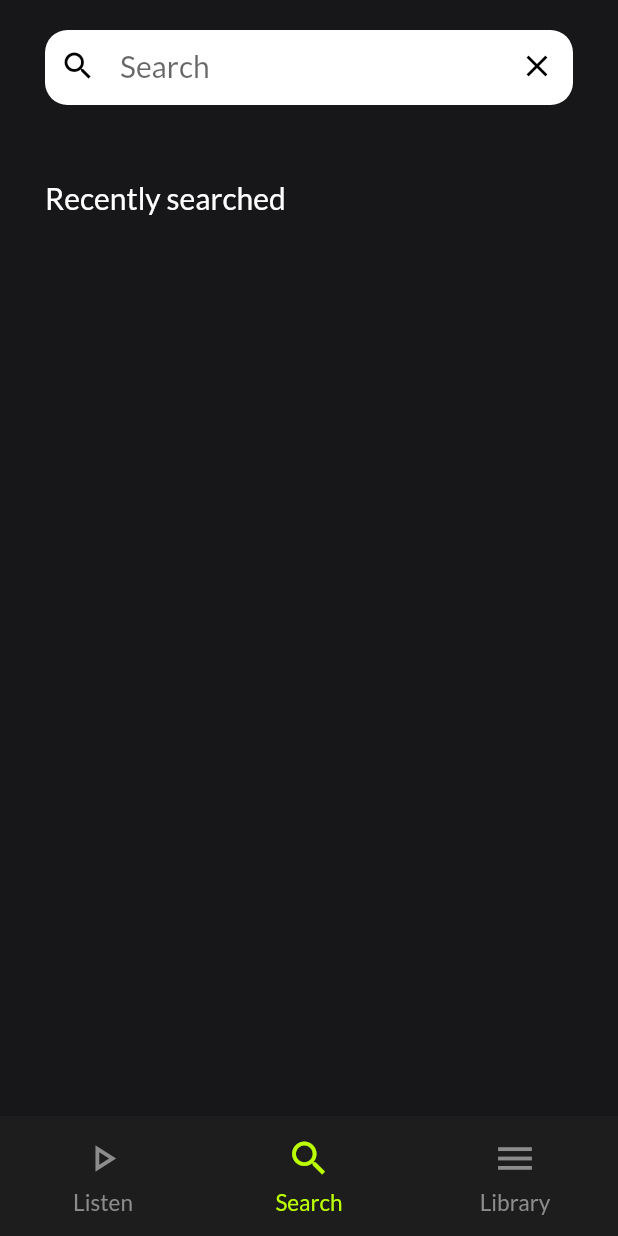
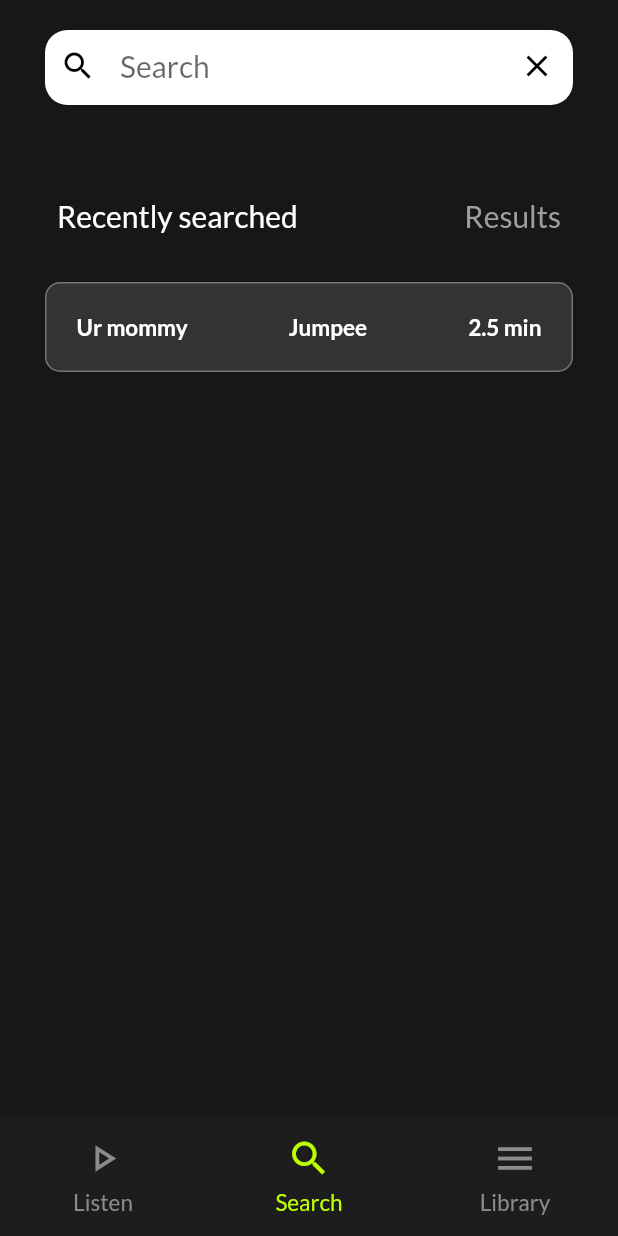
Before and after one commit to Jumpeee/Vibly, a Flutter app: the screen it shows after launch, item 2 of the bottom bar chosen, on a phone screen of 412 x 824 dp. Run offline on Flutter 3.47's test engine with Material 2 defaults, Android fonts, the phone set to English and light mode, and no system bars; drawn by our look-alikes of blur; our stand-ins replace dio, file_picker.

Commit message:
nothing really important

```diff
--- a/lib/main.dart
+++ b/lib/main.dart
@@ -2,10 +2,9 @@ import 'package:flutter/material.dart';
 import 'package:flutter/services.dart';
 
 import './pages/homepage.dart';
-
 import './widgets/custompagebuilder.dart';
 
-void main() {
+void main() async {
   runApp(const App());
   SystemChrome.setSystemUIOverlayStyle(
     const SystemUiOverlayStyle(
--- a/lib/models/createsong.dart
+++ b/lib/models/createsong.dart
@@ -11,7 +11,7 @@ class CreateSong {
   final User author;
   final FormData songFile;
   final double duration;
-  final String cover;
+  final String? cover;
   final bool isPublic;
   //Defaults to DateTime.now()
   final DateTime? createdAt;
@@ -22,7 +22,7 @@ class CreateSong {
     required this.author,
     required this.songFile,
     required this.duration,
-    required this.cover,
+    this.cover,
     this.isPublic = true,
     this.createdAt,
   });
--- a/lib/pages/librarypage.dart
+++ b/lib/pages/librarypage.dart
@@ -36,7 +36,7 @@ class LibraryPage extends StatelessWidget {
           ),
           child: const Icon(
             Icons.upload,
-            color: Colors.white,
+            color: Colors.black,
           ),
         ),
       ),
--- a/lib/pages/searchpage.dart
+++ b/lib/pages/searchpage.dart
@@ -1,6 +1,7 @@
 import 'package:flutter/material.dart';
 
 import '../widgets/SearchPage/searchbar.dart';
+import '../widgets/SearchPage/resultbox.dart';
 
 class SearchPage extends StatelessWidget {
   const SearchPage({Key? key}) : super(key: key);
@@ -15,17 +16,7 @@ class SearchPage extends StatelessWidget {
       child: Column(
         children: const [
           Searchbar(),
-          Align(
-            alignment: Alignment.centerLeft,
-            child: Text(
-              "Recently searched",
-              style: TextStyle(
-                color: Colors.white,
-                fontWeight: FontWeight.w500,
-                fontSize: 20,
-              ),
-            ),
-          ),
+          ResultBox(),
         ],
       ),
     );
--- /dev/null
+++ b/lib/widgets/SearchPage/resultbox.dart
@@ -0,0 +1,78 @@
+import 'package:flutter/material.dart';
+
+import './resultitem.dart';
+
+typedef MSP = MaterialStateProperty;
+
+class ResultBox extends StatefulWidget {
+  const ResultBox({Key? key}) : super(key: key);
+
+  @override
+  State<ResultBox> createState() => _ResultBoxState();
+}
+
+class _ResultBoxState extends State<ResultBox> {
+  int selectedIndex = 0;
+
+  @override
+  Widget build(BuildContext context) {
+    return Column(
+      children: [
+        Row(
+          children: [
+            buildButton(
+              index: 0,
+              caption: "Recently searched",
+            ),
+            const Spacer(),
+            buildButton(
+              index: 1,
+              caption: "Results",
+            ),
+          ],
+        ),
+        Container(
+          width: double.infinity,
+          height: 400,
+          margin: const EdgeInsets.only(top: 20),
+          child: SingleChildScrollView(
+            scrollDirection: Axis.vertical,
+            child: Column(
+              children: const [
+                ResultItem(
+                  author: "Jumpee",
+                  song: "Ur mommy",
+                  duration: 2.5,
+                ),
+              ],
+            ),
+          ),
+        ),
+      ],
+    );
+  }
+
+  Widget buildButton({
+    required int index,
+    required String caption,
+  }) {
+    return TextButton(
+      onPressed: () {
+        setState(() {
+          selectedIndex = index;
+        });
+      },
+      style: ButtonStyle(
+        overlayColor: MSP.all(Colors.transparent),
+      ),
+      child: Text(
+        caption,
+        style: TextStyle(
+          color: selectedIndex == index ? Colors.white : Colors.grey,
+          fontWeight: FontWeight.w500,
+          fontSize: 20,
+        ),
+      ),
+    );
+  }
+}
--- /dev/null
+++ b/lib/widgets/SearchPage/resultitem.dart
@@ -0,0 +1,52 @@
+import 'package:flutter/material.dart';
+
+class ResultItem extends StatelessWidget {
+  final String song;
+  final String author;
+  final double duration;
+
+  const ResultItem({
+    required this.song,
+    required this.author,
+    required this.duration,
+    Key? key,
+  }) : super(key: key);
+
+  @override
+  Widget build(BuildContext context) {
+    var textStyle = const TextStyle(
+      color: Colors.white,
+      fontWeight: FontWeight.w700,
+      fontSize: 15,
+    );
+
+    return Container(
+      width: double.infinity,
+      height: 60,
+      margin: const EdgeInsets.only(bottom: 20),
+      padding: const EdgeInsets.symmetric(horizontal: 20),
+      decoration: BoxDecoration(
+        color: const Color.fromARGB(255, 51, 51, 51),
+        borderRadius: BorderRadius.circular(10),
+        border: Border.all(color: const Color.fromARGB(255, 117, 117, 117)),
+      ),
+      child: Row(
+        mainAxisAlignment: MainAxisAlignment.spaceBetween,
+        children: [
+          Text(
+            song,
+            style: textStyle,
+          ),
+          Text(
+            author,
+            style: textStyle,
+          ),
+          Text(
+            "$duration min",
+            style: textStyle,
+          ),
+        ],
+      ),
+    );
+  }
+}
--- a/lib/widgets/SongPage/musiccontroller.dart
+++ b/lib/widgets/SongPage/musiccontroller.dart
@@ -33,7 +33,7 @@ class MusicController extends StatelessWidget {
                     icon: const Icon(
                       Icons.keyboard_double_arrow_left,
                       color: Colors.white,
-                      size: 28,
+                      size: 36,
                     ),
                   ),
                   IconButton(
@@ -41,7 +41,7 @@ class MusicController extends StatelessWidget {
                     icon: const Icon(
                       Icons.pause,
                       color: Colors.white,
-                      size: 28,
+                      size: 36,
                     ),
                   ),
                   IconButton(
@@ -49,7 +49,7 @@ class MusicController extends StatelessWidget {
                     icon: const Icon(
                       Icons.keyboard_double_arrow_right,
                       color: Colors.white,
-                      size: 28,
+                      size: 36,
                     ),
                   ),
                   IconButton(
--- a/pubspec.yaml
+++ b/pubspec.yaml
@@ -40,7 +40,7 @@ dependencies:
   flutter_launcher_icons: ^0.9.3
   intl: ^0.17.0
   file_picker: ^5.0.1
-  flutter_secure_storage: ^6.0.0
+  path_provider: ^2.0.11
 
 dev_dependencies:
   flutter_test:
```
Also changed, not shown: lib/models/tokenobtainpair.dart (+5 -2 lines), lib/widgets/SearchPage/recentlysearched.dart (deleted, +0 -19 lines), lib/widgets/SongPage/mainbox.dart (+17 -5 lines), lib/widgets/SongPage/topbar.dart (+9 -1 lines), lib/widgets/UploadPage/choosesongbutton.dart (+14 -5 lines), lib/widgets/UploadPage/thumbnailupload.dart (+26 -11 lines), lib/widgets/UploadPage/uploadform.dart (+15 -1 lines), pubspec.lock, 7 other files.
